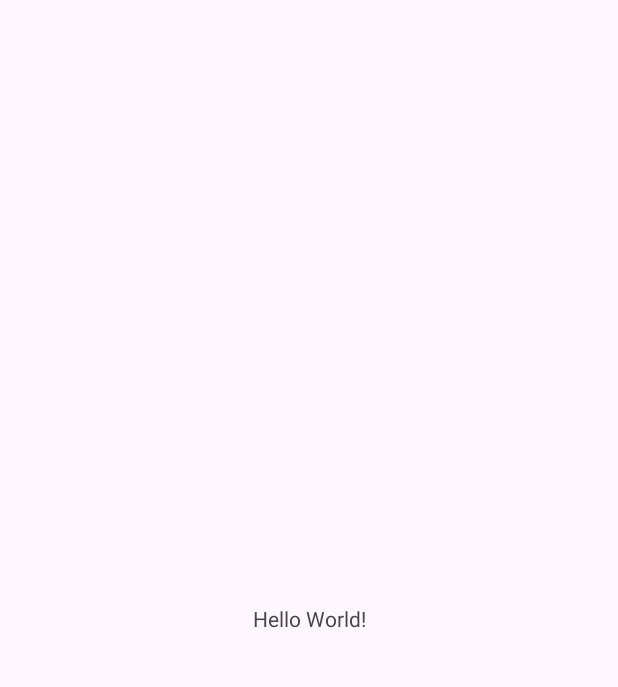
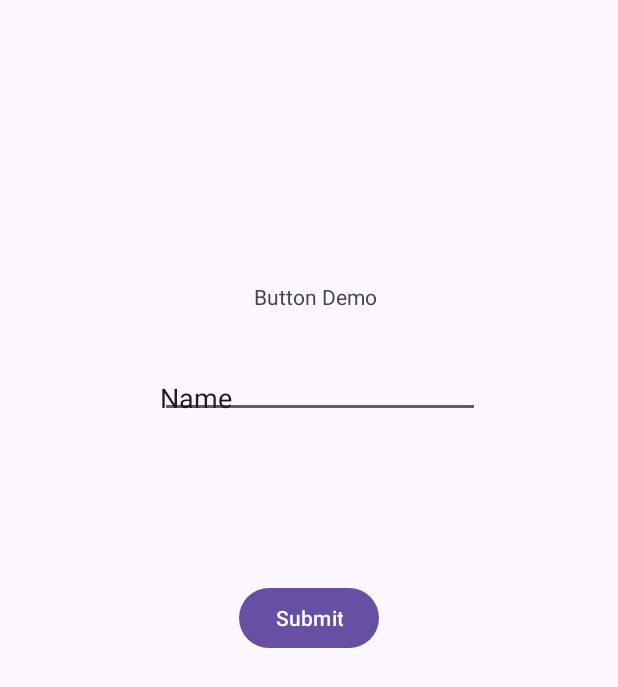
Before and after one commit to TanyaCommits/lab2, an Android app: the screen it shows after launch (MainActivity), on a phone screen of 412 x 824 dp. Before the commit the part shown is almost empty. Shown: the top 687 px of the screen. Run offline under Robolectric (Android 15) with nearby library versions, the phone set to English and light mode, and no system bars.

```diff
--- a/app/src/main/AndroidManifest.xml
+++ b/app/src/main/AndroidManifest.xml
@@ -13,6 +13,9 @@
         android:theme="@style/Theme.Lab2"
         tools:targetApi="31">
         <activity
+            android:name=".CalculatorActivity"
+            android:exported="false" />
+        <activity
             android:name=".MainActivity"
             android:exported="true">
             <intent-filter>
--- a/app/src/main/java/com/cs407/lab2/MainActivity.kt
+++ b/app/src/main/java/com/cs407/lab2/MainActivity.kt
@@ -1,6 +1,11 @@
 package com.cs407.lab2
 
+import android.content.Intent
 import android.os.Bundle
+import android.util.Log
+import android.widget.Button
+import android.widget.EditText
+import android.widget.Toast
 import androidx.activity.enableEdgeToEdge
 import androidx.appcompat.app.AppCompatActivity
 import androidx.core.view.ViewCompat
@@ -11,10 +16,25 @@ class MainActivity : AppCompatActivity() {
         super.onCreate(savedInstanceState)
         enableEdgeToEdge()
         setContentView(R.layout.activity_main)
-        ViewCompat.setOnApplyWindowInsetsListener(findViewById(R.id.main)) { v, insets ->
+        ViewCompat.setOnApplyWindowInsetsListener(findViewById(R.id.plaintext1)) { v, insets ->
             val systemBars = insets.getInsets(WindowInsetsCompat.Type.systemBars())
             v.setPadding(systemBars.left, systemBars.top, systemBars.right, systemBars.bottom)
             insets
         }
+
+        val submitButton = findViewById<Button>(R.id.button2)
+        val editText = findViewById<EditText>(R.id.plaintext1)
+        submitButton.setOnClickListener{
+            val userInput = editText.text.toString()
+            //Toast.makeText(this, userInput, Toast.LENGTH_SHORT).show()
+
+            // Create intent to navigate to CalculatorActivity
+            val intent = Intent(this, CalculatorActivity::class.java)
+            // Pass the user input from the text field to the new activity
+            intent.putExtra("EXTRA_MESSAGE", userInput)
+            // Start the  new activity
+            startActivity(intent)
+        }
+
     }
 }
--- a/app/src/main/res/layout/activity_main.xml
+++ b/app/src/main/res/layout/activity_main.xml
@@ -8,12 +8,39 @@
     tools:context=".MainActivity">
 
     <TextView
+        android:id="@+id/textView"
         android:layout_width="wrap_content"
         android:layout_height="wrap_content"
-        android:text="Hello World!"
+        android:text="@string/button_demo"
+        app:layout_constraintBottom_toBottomOf="parent"
+        app:layout_constraintEnd_toEndOf="parent"
+        app:layout_constraintHorizontal_bias="0.513"
+        app:layout_constraintStart_toStartOf="parent"
+        app:layout_constraintTop_toTopOf="parent"
+        app:layout_constraintVertical_bias="0.234" />
+
+    <Button
+        android:id="@+id/button2"
+        android:layout_width="wrap_content"
+        android:layout_height="wrap_content"
+        android:text="@string/submit"
         app:layout_constraintBottom_toBottomOf="parent"
         app:layout_constraintEnd_toEndOf="parent"
         app:layout_constraintStart_toStartOf="parent"
         app:layout_constraintTop_toTopOf="parent" />
 
+    <EditText
+        android:id="@+id/plaintext1"
+        android:layout_width="wrap_content"
+        android:layout_height="wrap_content"
+        android:layout_marginTop="44dp"
+        android:layout_marginEnd="92dp"
+        android:ems="10"
+        android:hint="Enter text here"
+        android:inputType="text"
+        android:text="Name"
+        app:layout_constraintEnd_toEndOf="parent"
+        app:layout_constraintTop_toBottomOf="@+id/textView" />
+
+
 </androidx.constraintlayout.widget.ConstraintLayout>
--- a/app/src/main/res/values/strings.xml
+++ b/app/src/main/res/values/strings.xml
@@ -1,3 +1,5 @@
 <resources>
     <string name="app_name">lab2</string>
+    <string name="button_demo">Button Demo</string>
+    <string name="submit"> Submit </string>>
 </resources>
```
Also changed, not shown: app/src/main/java/com/cs407/lab2/CalculatorActivity.kt (added, +28 -0 lines), app/src/main/res/layout/calculator_activity.xml (added, +23 -0 lines).
